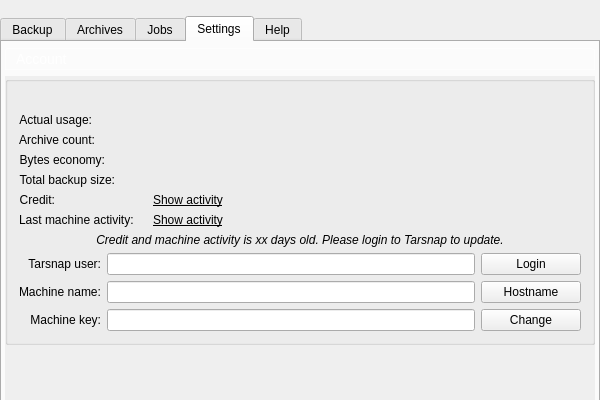
The window that forms/mainwindow.ui (Tarsnap/tarsnap-gui) describes before a commit, drawn with Qt 5; both pictures show x 0 to 600 and y 0 to 400 of the 600 by 608 pixel window.
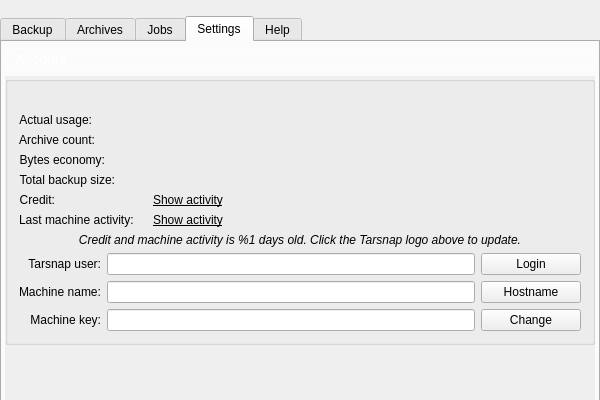
The same window after the commit. The open tabs and pages were chosen to show the change. Icons and pictures are not drawn. Custom widgets are drawn as their Qt base class.

What changed in the file:
```diff
--- a/forms/mainwindow.ui
+++ b/forms/mainwindow.ui
@@ -1238,7 +1238,7 @@
                      <string>Press the big Tarsnap button above to update login and update</string>
                     </property>
                     <property name="text">
-                     <string>Credit and machine activity is xx days old. Please login to Tarsnap to update.</string>
+                     <string>Credit and machine activity is %1 days old. Click the Tarsnap logo above to update.</string>
                     </property>
                     <property name="alignment">
                      <set>Qt::AlignCenter</set>
```
Left out of the diff: 4 changed lines with no effect on the pictures.
